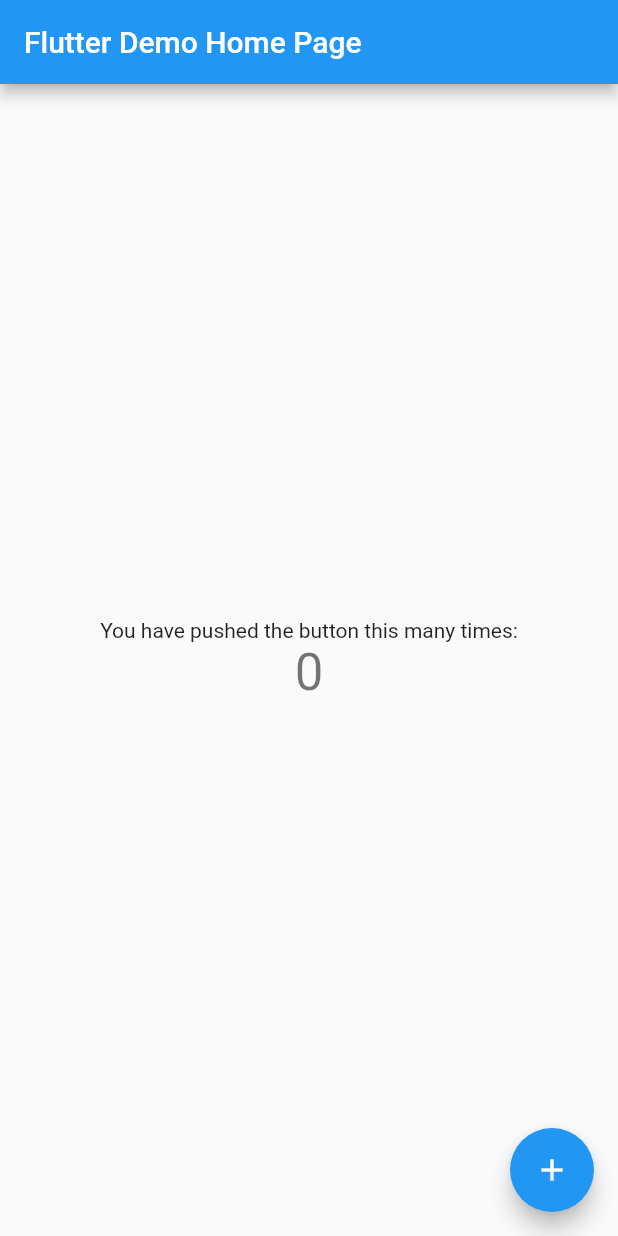
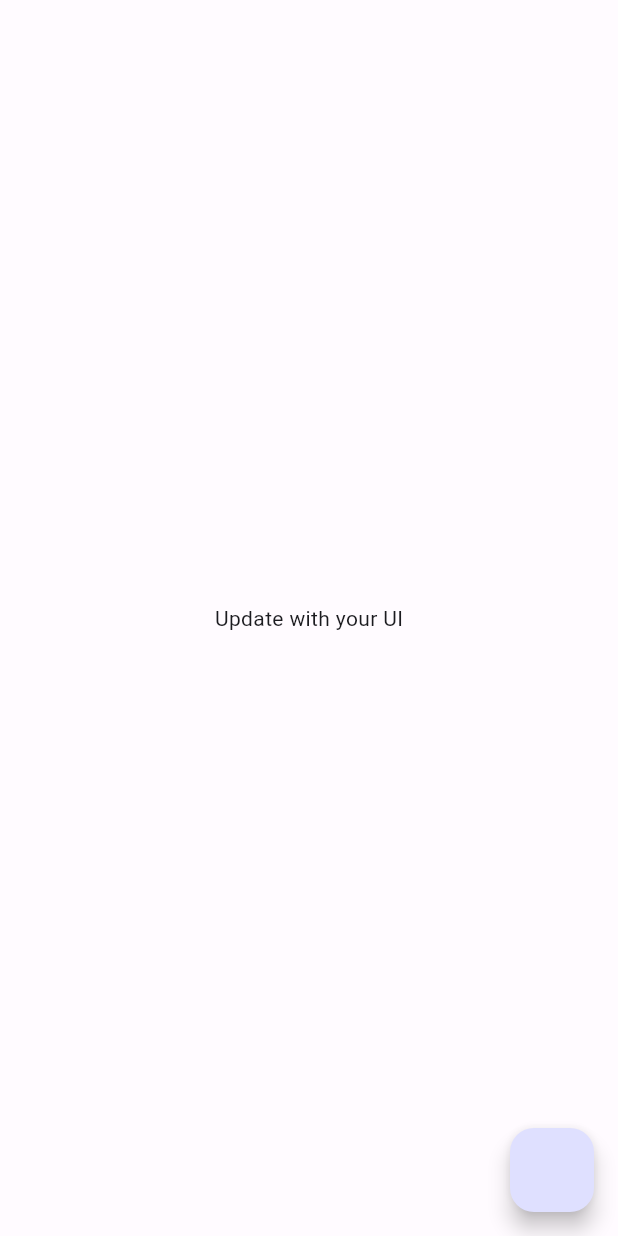
Before and after one commit to vaishak343/FinDude, a Flutter app: the screen it shows after launch, on a phone screen of 412 x 824 dp. Run offline on Flutter 3.47's test engine with Material 2 defaults, Android fonts, the phone set to English and light mode, and no system bars.

Commit message:
add app launcher icon & color scheme
- Figma for logo design,
- IconKitchen for creating logo assets
- Material theme builder for material 3 color scheme

```diff
--- /dev/null
+++ b/lib/color_scheme.dart
@@ -0,0 +1,69 @@
+import 'package:flutter/material.dart';
+
+const lightColorScheme = ColorScheme(
+  brightness: Brightness.light,
+  primary: Color(0xFF4C57A9),
+  onPrimary: Color(0xFFFFFFFF),
+  primaryContainer: Color(0xFFDFE0FF),
+  onPrimaryContainer: Color(0xFF000D60),
+  secondary: Color(0xFF5B5D72),
+  onSecondary: Color(0xFFFFFFFF),
+  secondaryContainer: Color(0xFFE0E1F9),
+  onSecondaryContainer: Color(0xFF181A2C),
+  tertiary: Color(0xFF77536C),
+  onTertiary: Color(0xFFFFFFFF),
+  tertiaryContainer: Color(0xFFFFD7F0),
+  onTertiaryContainer: Color(0xFF2D1127),
+  error: Color(0xFFBA1A1A),
+  errorContainer: Color(0xFFFFDAD6),
+  onError: Color(0xFFFFFFFF),
+  onErrorContainer: Color(0xFF410002),
+  background: Color(0xFFFFFBFF),
+  onBackground: Color(0xFF1B1B1F),
+  surface: Color(0xFFFFFBFF),
+  onSurface: Color(0xFF1B1B1F),
+  surfaceVariant: Color(0xFFE3E1EC),
+  onSurfaceVariant: Color(0xFF46464F),
+  outline: Color(0xFF777680),
+  onInverseSurface: Color(0xFFF3F0F4),
+  inverseSurface: Color(0xFF303034),
+  inversePrimary: Color(0xFFBCC3FF),
+  shadow: Color(0xFF000000),
+  surfaceTint: Color(0xFF4C57A9),
+  outlineVariant: Color(0xFFC7C5D0),
+  scrim: Color(0xFF000000),
+);
+
+const darkColorScheme = ColorScheme(
+  brightness: Brightness.dark,
+  primary: Color(0xFFBCC3FF),
+  onPrimary: Color(0xFF1A2678),
+  primaryContainer: Color(0xFF333F90),
+  onPrimaryContainer: Color(0xFFDFE0FF),
+  secondary: Color(0xFFC4C5DD),
+  onSecondary: Color(0xFF2D2F42),
+  secondaryContainer: Color(0xFF434559),
+  onSecondaryContainer: Color(0xFFE0E1F9),
+  tertiary: Color(0xFFE6BAD7),
+  onTertiary: Color(0xFF45263D),
+  tertiaryContainer: Color(0xFF5D3C54),
+  onTertiaryContainer: Color(0xFFFFD7F0),
+  error: Color(0xFFFFB4AB),
+  errorContainer: Color(0xFF93000A),
+  onError: Color(0xFF690005),
+  onErrorContainer: Color(0xFFFFDAD6),
+  background: Color(0xFF1B1B1F),
+  onBackground: Color(0xFFE4E1E6),
+  surface: Color(0xFF1B1B1F),
+  onSurface: Color(0xFFE4E1E6),
+  surfaceVariant: Color(0xFF46464F),
+  onSurfaceVariant: Color(0xFFC7C5D0),
+  outline: Color(0xFF90909A),
+  onInverseSurface: Color(0xFF1B1B1F),
+  inverseSurface: Color(0xFFE4E1E6),
+  inversePrimary: Color(0xFF4C57A9),
+  shadow: Color(0xFF000000),
+  surfaceTint: Color(0xFFBCC3FF),
+  outlineVariant: Color(0xFF46464F),
+  scrim: Color(0xFF000000),
+);
--- a/lib/main.dart
+++ b/lib/main.dart
@@ -1,115 +1,43 @@
 import 'package:flutter/material.dart';
+import 'color_scheme.dart';
 
 void main() {
   runApp(const MyApp());
 }
 
 class MyApp extends StatelessWidget {
-  const MyApp({super.key});
+  const MyApp({Key? key}) : super(key: key);
 
   // This widget is the root of your application.
   @override
   Widget build(BuildContext context) {
     return MaterialApp(
-      title: 'Flutter Demo',
-      theme: ThemeData(
-        // This is the theme of your application.
-        //
-        // Try running your application with "flutter run". You'll see the
-        // application has a blue toolbar. Then, without quitting the app, try
-        // changing the primarySwatch below to Colors.green and then invoke
-        // "hot reload" (press "r" in the console where you ran "flutter run",
-        // or simply save your changes to "hot reload" in a Flutter IDE).
-        // Notice that the counter didn't reset back to zero; the application
-        // is not restarted.
-        primarySwatch: Colors.blue,
-      ),
-      home: const MyHomePage(title: 'Flutter Demo Home Page'),
+      theme: ThemeData(useMaterial3: true, colorScheme: lightColorScheme),
+      darkTheme: ThemeData(useMaterial3: true, colorScheme: darkColorScheme),
+      home: const Home(),
     );
   }
 }
 
-class MyHomePage extends StatefulWidget {
-  const MyHomePage({super.key, required this.title});
+class Home extends StatelessWidget {
+  const Home({Key? key}) : super(key: key);
 
-  // This widget is the home page of your application. It is stateful, meaning
-  // that it has a State object (defined below) that contains fields that affect
-  // how it looks.
-
-  // This class is the configuration for the state. It holds the values (in this
-  // case the title) provided by the parent (in this case the App widget) and
-  // used by the build method of the State. Fields in a Widget subclass are
-  // always marked "final".
-
-  final String title;
-
-  @override
-  State<MyHomePage> createState() => _MyHomePageState();
-}
-
-class _MyHomePageState extends State<MyHomePage> {
-  int _counter = 0;
-
-  void _incrementCounter() {
-    setState(() {
-      // This call to setState tells the Flutter framework that something has
-      // changed in this State, which causes it to rerun the build method below
-      // so that the display can reflect the updated values. If we changed
-      // _counter without calling setState(), then the build method would not be
-      // called again, and so nothing would appear to happen.
-      _counter++;
-    });
-  }
-
+  // This widget is the root of your application.
   @override
   Widget build(BuildContext context) {
-    // This method is rerun every time setState is called, for instance as done
-    // by the _incrementCounter method above.
-    //
-    // The Flutter framework has been optimized to make rerunning build methods
-    // fast, so that you can just rebuild anything that needs updating rather
-    // than having to individually change instances of widgets.
     return Scaffold(
-      appBar: AppBar(
-        // Here we take the value from the MyHomePage object that was created by
-        // the App.build method, and use it to set our appbar title.
-        title: Text(widget.title),
-      ),
       body: Center(
-        // Center is a layout widget. It takes a single child and positions it
-        // in the middle of the parent.
         child: Column(
-          // Column is also a layout widget. It takes a list of children and
-          // arranges them vertically. By default, it sizes itself to fit its
-          // children horizontally, and tries to be as tall as its parent.
-          //
-          // Invoke "debug painting" (press "p" in the console, choose the
-          // "Toggle Debug Paint" action from the Flutter Inspector in Android
-          // Studio, or the "Toggle Debug Paint" command in Visual Studio Code)
-          // to see the wireframe for each widget.
-          //
-          // Column has various properties to control how it sizes itself and
-          // how it positions its children. Here we use mainAxisAlignment to
-          // center the children vertically; the main axis here is the vertical
-          // axis because Columns are vertical (the cross axis would be
-          // horizontal).
           mainAxisAlignment: MainAxisAlignment.center,
-          children: <Widget>[
-            const Text(
-              'You have pushed the button this many times:',
-            ),
+          children: const [
             Text(
-              '$_counter',
-              style: Theme.of(context).textTheme.headlineMedium,
+              'Update with your UI',
             ),
           ],
         ),
       ),
-      floatingActionButton: FloatingActionButton(
-        onPressed: _incrementCounter,
-        tooltip: 'Increment',
-        child: const Icon(Icons.add),
-      ), // This trailing comma makes auto-formatting nicer for build methods.
+      floatingActionButton:
+          FloatingActionButton(onPressed: () => {}, tooltip: 'Increment'),
     );
   }
 }
--- a/pubspec.yaml
+++ b/pubspec.yaml
@@ -35,6 +35,7 @@
   # The following adds the Cupertino Icons font to your application.
   # Use with the CupertinoIcons class for iOS style icons.
   cupertino_icons: ^1.0.2
+  flutter_native_splash: ^2.2.19
 
 dev_dependencies:
   flutter_test:
```
Also changed, not shown: 87 other files.
